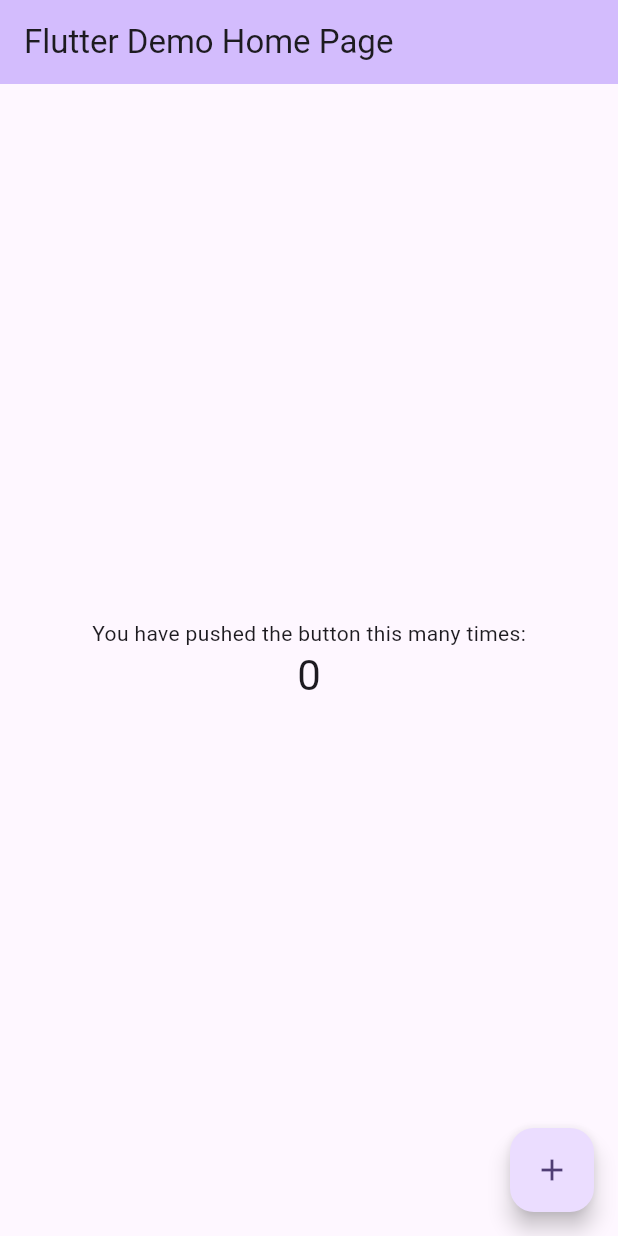
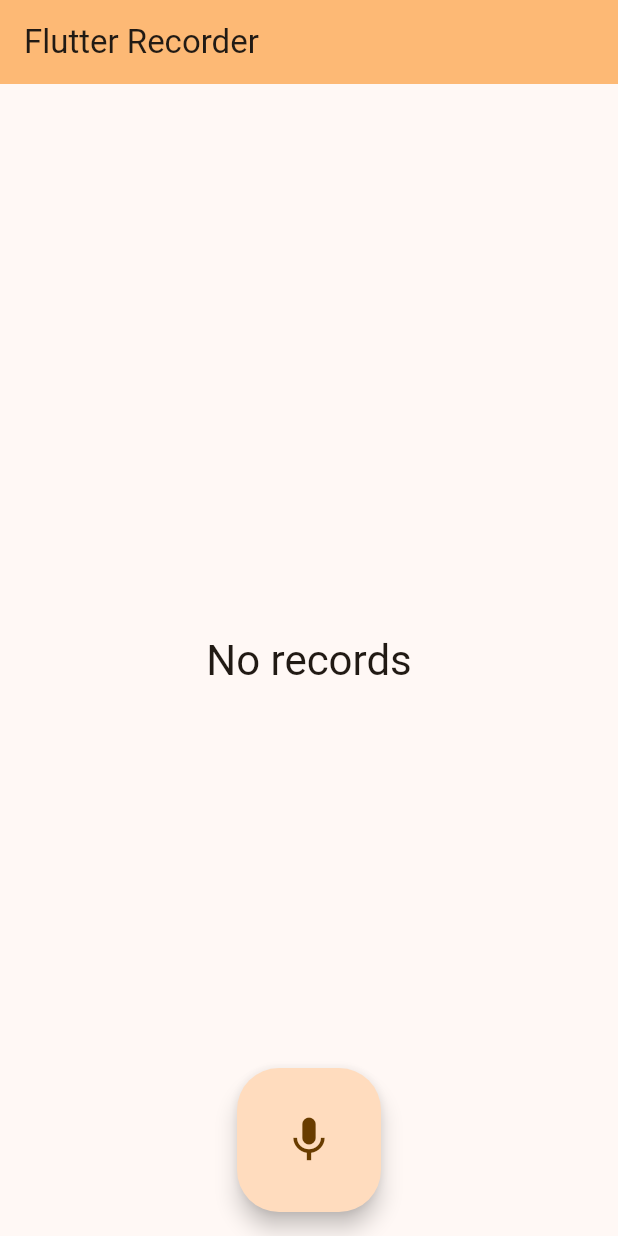
Before and after one commit to ArturoRomanelli/flutter_recorder_sandbox, a Flutter app: the screen it shows after launch, on a phone screen of 412 x 824 dp. Run offline on Flutter 3.47's test engine with Material 3 defaults, Android fonts, the phone set to English and light mode, and no system bars; our stand-ins replace flutter_hooks; missing offline and left inert: record.

Commit message:
Tried to implement recording

```diff
--- /dev/null
+++ b/lib/home.page.dart
@@ -0,0 +1,114 @@
+import 'package:flutter/material.dart';
+import 'package:flutter_hooks/flutter_hooks.dart';
+import 'package:path_provider/path_provider.dart';
+import 'package:record/record.dart';
+
+class MyHomePage extends HookWidget {
+  const MyHomePage({required this.title, super.key});
+
+  final String title;
+
+  @override
+  Widget build(BuildContext context) {
+    final recordingPath = useState<String?>(null);
+    final record = AudioRecorder();
+    final isRecording = useState<bool>(false);
+    final permission = useState<bool>(false);
+
+    Future<bool> getPermission() async {
+      final hasPermission = await record.hasPermission();
+      return hasPermission;
+    }
+
+    return Scaffold(
+      appBar: AppBar(
+        backgroundColor: Theme.of(context).colorScheme.inversePrimary,
+        title: Text(title),
+      ),
+      body: Center(
+        child: Column(
+          mainAxisAlignment: MainAxisAlignment.center,
+          children: <Widget>[
+            Text(
+              recordingPath.value ?? 'No records',
+              style: Theme.of(context).textTheme.headlineMedium,
+            ),
+            //  if( isRecording.value )s
+          ],
+        ),
+      ),
+      floatingActionButton: FloatingActionButton.large(
+        onPressed: isRecording.value
+            ? () async {
+                final path = await record.stop();
+                isRecording.value = false;
+
+                if (path != null) {
+                  recordingPath.value = path;
+                }
+              }
+            : () async {
+                if (!permission.value) {
+                  permission.value = await getPermission();
+                  // if (!permission.value) return;
+                }
+                final appDirectory = await getApplicationDocumentsDirectory();
+                final path = '${appDirectory.path}/audio.m4a';
+                await record.start(const RecordConfig(), path: path);
+                isRecording.value = true;
+                recordingPath.value = null;
+                // record.dispose();
+              },
+        child: Icon(isRecording.value ? Icons.stop : Icons.mic),
+      ),
+      floatingActionButtonLocation: FloatingActionButtonLocation.centerFloat,
+    );
+  }
+}
+
+// class HomePage extends StatefulWidget {
+//   const HomePage({super.key});
+
+//   @override
+//   State<HomePage> createState() => _HomePageState();
+// }
+
+// class _HomePageState extends State<HomePage> {
+//   @override
+//   Widget build(BuildContext context) {
+//     final record = AudioRecorder();
+
+//     bool isRecording = false;
+//     String? recordingPath;
+
+//     return Scaffold(
+//       body: Center(child: Text(recordingPath ?? 'No records')),
+//       floatingActionButton: FloatingActionButton.large(
+//         onPressed: () async {
+//           if (isRecording) {
+//             final path = await record.stop();
+
+//             if (path != null) {
+//               setState(() {
+//                 isRecording = false;
+//                 recordingPath = path;
+//               });
+//             }
+//           } else {
+//             if (await record.hasPermission()) {
+//               final appDirectory = await getApplicationDocumentsDirectory();
+//               final path = '${appDirectory.path}/audio.m4a';
+//               await record.start(const RecordConfig(), path: path);
+//               setState(() {
+//                 isRecording = true;
+//                 recordingPath = null;
+//               });
+//             }
+//           }
+//         },
+//         child: Icon(isRecording ? Icons.stop : Icons.mic),
+//       ),
+//       floatingActionButtonLocation: FloatingActionButtonLocation.centerFloat,
+//     );
+//   }
+// }
--- a/lib/main.dart
+++ b/lib/main.dart
@@ -1,4 +1,5 @@
 import 'package:flutter/material.dart';
+import 'package:flutter_recorder_sandbox/home.page.dart';
 
 void main() {
   runApp(const MyApp());
@@ -13,113 +14,11 @@ class MyApp extends StatelessWidget {
     return MaterialApp(
       title: 'Flutter Demo',
       theme: ThemeData(
-        // This is the theme of your application.
-        //
-        // TRY THIS: Try running your application with "flutter run". You'll see
-        // the application has a purple toolbar. Then, without quitting the app,
-        // try changing the seedColor in the colorScheme below to Colors.green
-        // and then invoke "hot reload" (save your changes or press the "hot
-        // reload" button in a Flutter-supported IDE, or press "r" if you used
-        // the command line to start the app).
-        //
-        // Notice that the counter didn't reset back to zero; the application
-        // state is not lost during the reload. To reset the state, use hot
-        // restart instead.
-        //
-        // This works for code too, not just values: Most code changes can be
-        // tested with just a hot reload.
-        colorScheme: ColorScheme.fromSeed(seedColor: Colors.deepPurple),
+        colorScheme: ColorScheme.fromSeed(seedColor: Colors.orange),
         useMaterial3: true,
       ),
-      home: const MyHomePage(title: 'Flutter Demo Home Page'),
+      home: const MyHomePage(title: 'Flutter Recorder'),
+      // const HomePage(),
     );
   }
 }
-
-class MyHomePage extends StatefulWidget {
-  const MyHomePage({super.key, required this.title});
-
-  // This widget is the home page of your application. It is stateful, meaning
-  // that it has a State object (defined below) that contains fields that affect
-  // how it looks.
-
-  // This class is the configuration for the state. It holds the values (in this
-  // case the title) provided by the parent (in this case the App widget) and
-  // used by the build method of the State. Fields in a Widget subclass are
-  // always marked "final".
-
-  final String title;
-
-  @override
-  State<MyHomePage> createState() => _MyHomePageState();
-}
-
-class _MyHomePageState extends State<MyHomePage> {
-  int _counter = 0;
-
-  void _incrementCounter() {
-    setState(() {
-      // This call to setState tells the Flutter framework that something has
-      // changed in this State, which causes it to rerun the build method below
-      // so that the display can reflect the updated values. If we changed
-      // _counter without calling setState(), then the build method would not be
-      // called again, and so nothing would appear to happen.
-      _counter++;
-    });
-  }
-
-  @override
-  Widget build(BuildContext context) {
-    // This method is rerun every time setState is called, for instance as done
-    // by the _incrementCounter method above.
-    //
-    // The Flutter framework has been optimized to make rerunning build methods
-    // fast, so that you can just rebuild anything that needs updating rather
-    // than having to individually change instances of widgets.
-    return Scaffold(
-      appBar: AppBar(
-        // TRY THIS: Try changing the color here to a specific color (to
-        // Colors.amber, perhaps?) and trigger a hot reload to see the AppBar
-        // change color while the other colors stay the same.
-        backgroundColor: Theme.of(context).colorScheme.inversePrimary,
-        // Here we take the value from the MyHomePage object that was created by
-        // the App.build method, and use it to set our appbar title.
-        title: Text(widget.title),
-      ),
-      body: Center(
-        // Center is a layout widget. It takes a single child and positions it
-        // in the middle of the parent.
-        child: Column(
-          // Column is also a layout widget. It takes a list of children and
-          // arranges them vertically. By default, it sizes itself to fit its
-          // children horizontally, and tries to be as tall as its parent.
-          //
-          // Column has various properties to control how it sizes itself and
-          // how it positions its children. Here we use mainAxisAlignment to
-          // center the children vertically; the main axis here is the vertical
-          // axis because Columns are vertical (the cross axis would be
-          // horizontal).
-          //
-          // TRY THIS: Invoke "debug painting" (choose the "Toggle Debug Paint"
-          // action in the IDE, or press "p" in the console), to see the
-          // wireframe for each widget.
-          mainAxisAlignment: MainAxisAlignment.center,
-          children: <Widget>[
-            const Text(
-              'You have pushed the button this many times:',
-            ),
-            Text(
-              '$_counter',
-              style: Theme.of(context).textTheme.headlineMedium,
-            ),
-          ],
-        ),
-      ),
-      floatingActionButton: FloatingActionButton(
-        onPressed: _incrementCounter,
-        tooltip: 'Increment',
-        child: const Icon(Icons.add),
-      ), // This trailing comma makes auto-formatting nicer for build methods.
-    );
-  }
-}
--- a/pubspec.yaml
+++ b/pubspec.yaml
@@ -37,6 +37,9 @@ dependencies:
   cupertino_icons: ^1.0.8
   audioplayers: ^6.1.0
   record: ^5.2.0
+  flutter_hooks: ^0.20.5
+  path_provider: ^2.1.5
+  path: ^1.9.0
 
 dev_dependencies:
   flutter_test:
```
Also changed, not shown: pubspec.lock.
